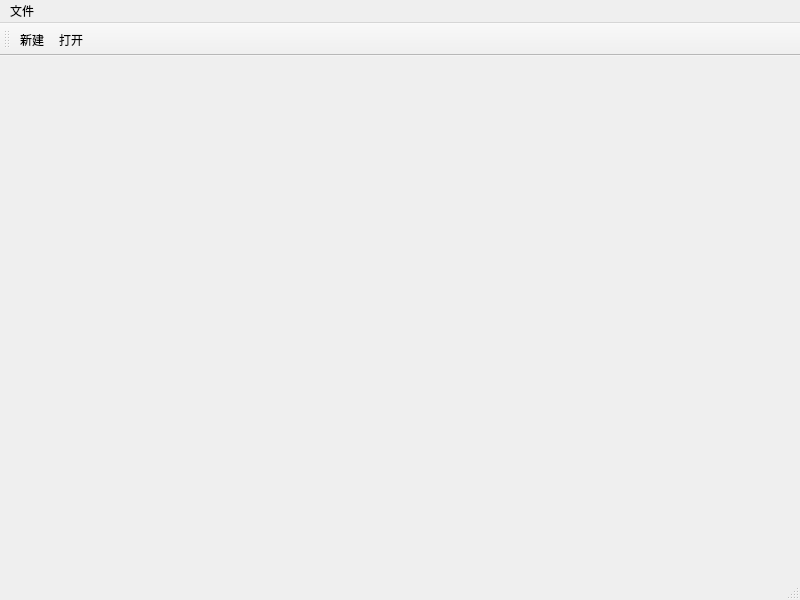
The window that day2/02_QtSource/mainwindow.ui (dongchao980612/QtCzbk) describes before a commit, drawn with Qt 5.
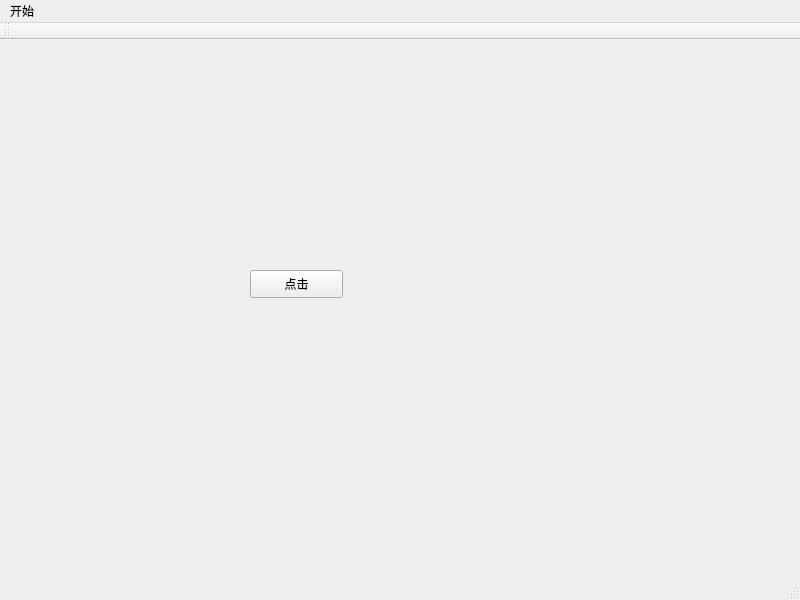
The same window after the commit.

Patch:
```diff
--- a/day2/02_QtSource/mainwindow.ui
+++ b/day2/02_QtSource/mainwindow.ui
@@ -13,19 +13,33 @@
   <property name="windowTitle">
    <string>MainWindow</string>
   </property>
-  <widget class="QWidget" name="centralwidget"/>
+  <widget class="QWidget" name="centralwidget">
+   <widget class="QPushButton" name="pushButton_click">
+    <property name="geometry">
+     <rect>
+      <x>250</x>
+      <y>230</y>
+      <width>93</width>
+      <height>28</height>
+     </rect>
+    </property>
+    <property name="text">
+     <string>点击</string>
+    </property>
+   </widget>
+  </widget>
   <widget class="QMenuBar" name="menubar">
    <property name="geometry">
     <rect>
      <x>0</x>
      <y>0</y>
      <width>800</width>
-     <height>23</height>
+     <height>25</height>
     </rect>
    </property>
    <widget class="QMenu" name="menu">
     <property name="title">
-     <string>文件</string>
+     <string>开始</string>
     </property>
     <addaction name="actionNew"/>
     <addaction name="separator"/>
@@ -44,15 +58,8 @@
    <attribute name="toolBarBreak">
     <bool>false</bool>
    </attribute>
-   <addaction name="actionNew"/>
-   <addaction name="actionOpen"/>
   </widget>
-  <action name="actionNew">
-   <property name="text">
-    <string>新建</string>
-   </property>
-  </action>
-  <action name="actionOpen">
+  <action name="actionopen">
    <property name="text">
     <string>打开</string>
    </property>
```
Left out of the diff: 12 changed lines with no effect on the pictures.
